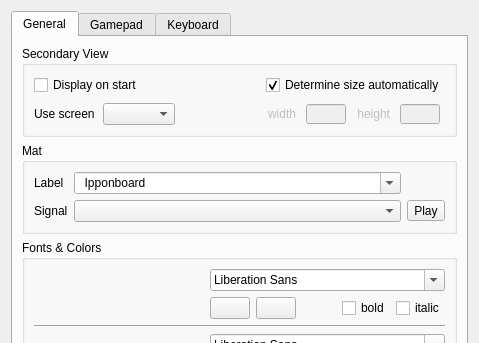
Above: base/settingsdlg.ui from fmuecke/Ipponboard before the change; both pictures show x 0 to 479 and y 0 to 343 of the 479 by 537 pixel window. Below: the same form after it.
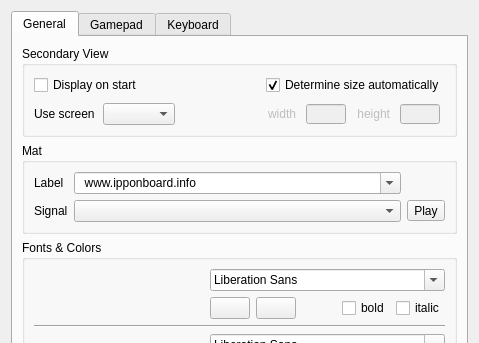
That is the form after the change. Icons and pictures are not drawn. Custom widgets are drawn as their Qt base class.

Commit message: changed header info from Ipponboard to www.ipponboard.info

Patch:
```diff
--- a/base/settingsdlg.ui
+++ b/base/settingsdlg.ui
@@ -265,7 +265,7 @@
             </property>
             <item>
              <property name="text">
-              <string notr="true">  Ipponboard  </string>
+              <string notr="true">  www.ipponboard.info    </string>
              </property>
             </item>
             <item>
```
